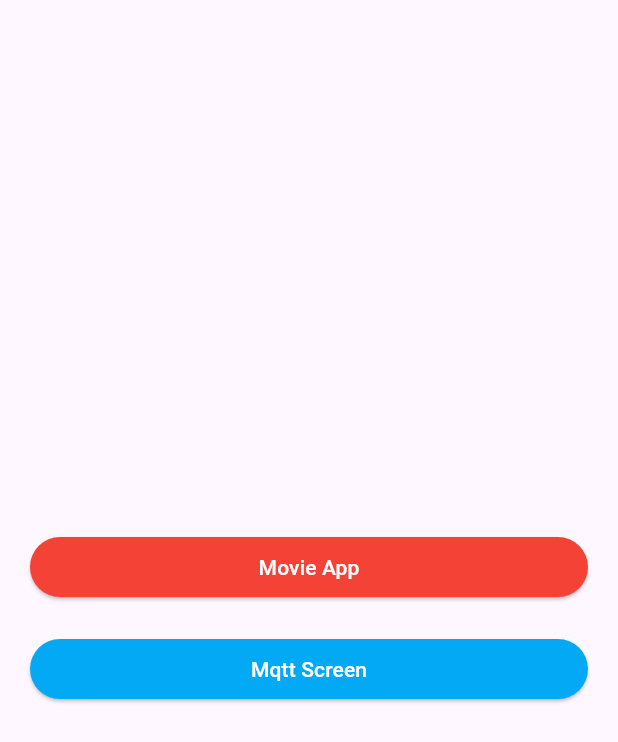
After one commit to fahadmustafa650/movie_app, a Flutter app: the screen it shows after launch, on a phone screen of 412 x 824 dp. The commit adds this screen. Shown: the top 742 px of the screen. Run offline on Flutter 3.47's test engine with Material 3 defaults, Android fonts, the phone set to English and light mode, and no system bars; our stand-ins replace dio, get, get_it, pretty_dio_logger, youtube_player_flutter; missing offline and left inert: mqtt_client; network calls fail.

Commit message:
start screen added

```diff
--- a/lib/constants/strings.dart
+++ b/lib/constants/strings.dart
@@ -14,6 +14,7 @@ class MyStrings {
   static const favrt = 'Favourite';
   static const intServError = 'Internal server error';
   static const getTkt = "Get Tickets";
+  static const genres = "Genres";
   static const home = 'Home';
   static const overview = 'Overview';
   static const reqApiSerCanc = "Request to API server was cancelled";
--- a/lib/main.dart
+++ b/lib/main.dart
@@ -2,7 +2,7 @@ import 'package:flutter/material.dart';
 import 'package:get/get.dart';
 import 'package:get_it/get_it.dart';
 import 'package:movie_app/controllers/genre_controllers.dart';
-import 'package:movie_app/ui/screens/mqtt_connection/view/mqtt_connection_screen.dart';
+import 'package:movie_app/ui/screens/start_screen/view/start_screen.dart';
 import 'services/apis/networking.dart';
 
 void main() {
@@ -11,10 +11,10 @@ void main() {
 }
 
 //-------------------------------------------------------------------
-void _initializationBeforeAppRun() {
+void _initializationBeforeAppRun() async {
   WidgetsFlutterBinding.ensureInitialized();
+
   GetIt.I.registerSingleton<NetWorkingManager>(NetWorkingManager.instance);
-
   Get.put(GenreControllers());
 }
 
@@ -30,7 +30,7 @@ class MyApp extends StatelessWidget {
       theme: ThemeData(
         useMaterial3: true,
       ),
-      home: MqttScreen(),
+      home: StartScreen(),
     );
   }
 }
--- a/lib/services/apis/networking.dart
+++ b/lib/services/apis/networking.dart
@@ -17,7 +17,7 @@ class NetWorkingManager {
 
   NetWorkingManager._internal() {
     _options = BaseOptions(
-      baseUrl: ApiConstants.kBaseUrl,
+      baseUrl: ApiConstants.kBaseUrl!,
       //Bug# this 15 seconds gap added to handle api response time
       receiveDataWhenStatusError: true,
       connectTimeout: const Duration(seconds: 15),
@@ -28,8 +28,7 @@ class NetWorkingManager {
 
     _dio!.interceptors.add(
       InterceptorsWrapper(onRequest: (request, handler) async {
-        String? token =
-            ApiConstants.kToken;
+        String? token = ApiConstants.kToken;
 
         if (token == null) {
           return handler.next(request);
--- a/lib/ui/common_widgets/progress_indicator.dart
+++ b/lib/ui/common_widgets/progress_indicator.dart
@@ -1,8 +1,8 @@
 import 'package:flutter/material.dart';
 import 'package:movie_app/constants/colors.dart';
 
-class CustomProgressIndicator extends StatelessWidget {
-  const CustomProgressIndicator({
+class CenteredProgressIndicator extends StatelessWidget {
+  const CenteredProgressIndicator({
     super.key,
   });
 
--- a/lib/ui/screens/home_screen/view/home_screen.dart
+++ b/lib/ui/screens/home_screen/view/home_screen.dart
@@ -24,7 +24,7 @@ class HomeScreen extends StatelessWidget {
             future: moviesController.fetchAndGetAllMovies(),
             builder: (ctx, snapshot) {
               if (snapshot.connectionState == ConnectionState.waiting) {
-                return const CustomProgressIndicator();
+                return const CenteredProgressIndicator();
               }
               if (snapshot.hasError) {
                 return ErrorMsgContainer(
--- /dev/null
+++ b/lib/ui/screens/start_screen/view/start_screen.dart
@@ -0,0 +1,55 @@
+import 'package:flutter/material.dart';
+import 'package:get/get.dart';
+import 'package:movie_app/constants/colors.dart';
+import 'package:movie_app/ui/screens/main_screen/view/main_screen.dart';
+import 'package:movie_app/ui/screens/mqtt_connection/view/mqtt_connection_screen.dart';
+
+class StartScreen extends StatelessWidget {
+  const StartScreen({Key? key}) : super(key: key);
+
+  @override
+  Widget build(BuildContext context) {
+    return SafeArea(
+        child: Scaffold(
+      body: Padding(
+        padding: const EdgeInsets.symmetric(horizontal: 20.0),
+        child: Column(
+          mainAxisAlignment: MainAxisAlignment.center,
+          children: [
+            ElevatedButton(
+                onPressed: () {
+                  Get.to(() => MainScreen());
+                },
+                style: ButtonStyle(
+                  backgroundColor:
+                      MaterialStateProperty.all<Color>(MyColors.redColor),
+                ),
+                child: const Center(
+                  child: Text(
+                    "Movie App",
+                    style: TextStyle(color: MyColors.whiteColor),
+                  ),
+                )),
+            const SizedBox(
+              height: 20.0,
+            ),
+            ElevatedButton(
+                onPressed: () {
+                  Get.to(() => const MqttScreen());
+                },
+                style: ButtonStyle(
+                  backgroundColor:
+                      MaterialStateProperty.all<Color>(MyColors.lightBlueColor),
+                ),
+                child: const Center(
+                  child: Text(
+                    "Mqtt Screen",
+                    style: TextStyle(color: MyColors.whiteColor),
+                  ),
+                )),
+          ],
+        ),
+      ),
+    ));
+  }
+}
```
Also changed, not shown: lib/ui/screens/movie_details/view/movie_details_screen.dart (+5 -5 lines), 1 other file.
